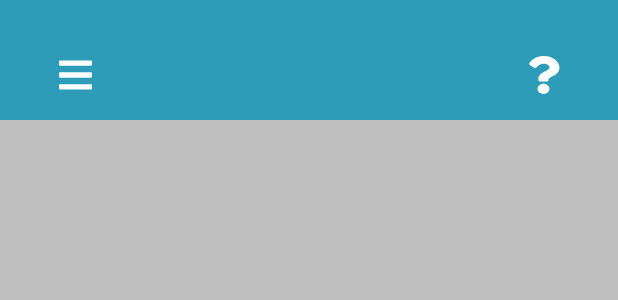
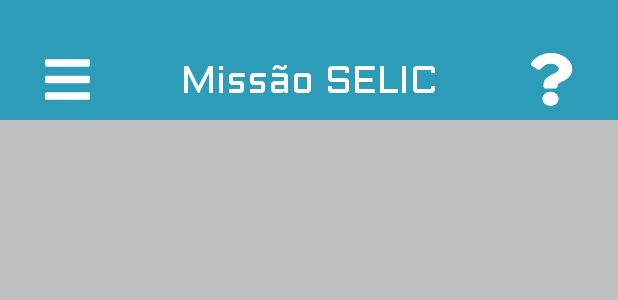
Before and after one commit to IsabelleCoelho/PlayMoney_IoasysCAMP, an Android app: the layout activity_home_page.xml on its own in the app's theme, with its tools: preview values and no code run, on a phone screen of 412 x 824 dp. Shown: the top 300 px of the screen. Run offline under Robolectric (Android 15) with nearby library versions, the phone set to English and light mode, and no system bars; Roboto replaces fonts that are not available here.

Commit message:
Finalizada a action bar.

```diff
--- a/app/src/main/res/drawable/ic_bars.xml
+++ b/app/src/main/res/drawable/ic_bars.xml
@@ -1,6 +1,6 @@
 <vector xmlns:android="http://schemas.android.com/apk/res/android"
-    android:width="22dp"
-    android:height="25dp"
+    android:width="30dp"
+    android:height="35dp"
     android:viewportWidth="448"
     android:viewportHeight="512">
   <path
--- a/app/src/main/res/drawable/ic_question.xml
+++ b/app/src/main/res/drawable/ic_question.xml
@@ -1,6 +1,6 @@
 <vector xmlns:android="http://schemas.android.com/apk/res/android"
-    android:width="22dp"
-    android:height="25dp"
+    android:width="30dp"
+    android:height="35dp"
     android:viewportWidth="384"
     android:viewportHeight="512">
   <path
--- a/app/src/main/res/layout/activity_home_page.xml
+++ b/app/src/main/res/layout/activity_home_page.xml
@@ -25,9 +25,9 @@
         app:srcCompat="@drawable/ic_bars"
         app:layout_constraintLeft_toLeftOf="parent"
         app:layout_constraintTop_toTopOf="parent"
-            android:layout_margin="20dp"
-            android:minWidth="60dp"
-            android:minHeight="60dp"
+        android:layout_marginTop="35dp"
+        android:layout_marginLeft="30dp"
+        android:layout_marginBottom="5dp"
         android:tint="@color/white_app"
         android:background="@android:color/transparent"
         />
@@ -35,9 +35,9 @@
         android:id="@+id/IcHelp"
         android:layout_width="wrap_content"
         android:layout_height="wrap_content"
-            android:minWidth="60dp"
-            android:minHeight="60dp"
-            android:layout_margin="20dp"
+        android:layout_marginBottom="5dp"
+        android:layout_marginTop="35dp"
+        android:layout_marginRight="30dp"
         app:layout_constraintRight_toRightOf="parent"
         app:layout_constraintTop_toTopOf="parent"
         android:tint="@color/white_app"
@@ -45,6 +45,20 @@
         android:background="@android:color/transparent"
         />
 
+    <TextView
+        android:layout_width="wrap_content"
+        android:layout_height="wrap_content"
+        app:layout_constraintRight_toLeftOf="@+id/IcHelp"
+        app:layout_constraintLeft_toRightOf="@+id/IcBars"
+        app:layout_constraintTop_toTopOf="parent"
+        android:layout_marginTop="35dp"
+        app:layout_goneMarginBottom="5dp"
+        android:text="Missão SELIC"
+        android:textColor="@color/white_app"
+        android:textSize="25dp"
+        android:fontFamily="@font/aldrich"
+        />
+
 
 
 
```
Lines whose indentation alone changed are shown as unchanged.
